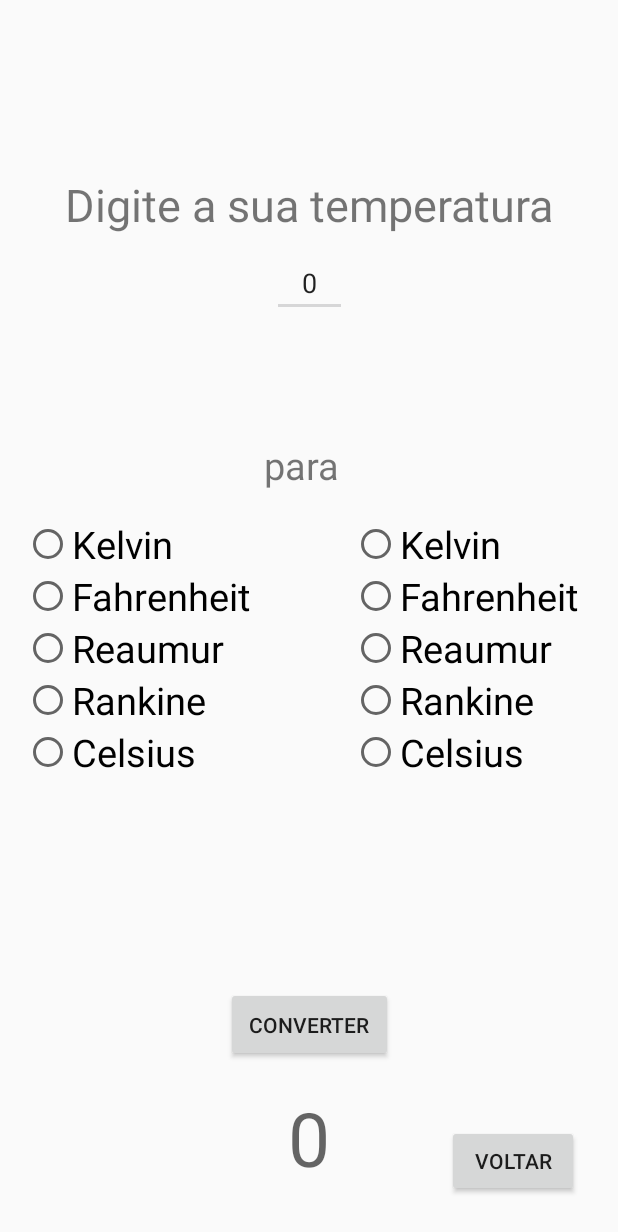
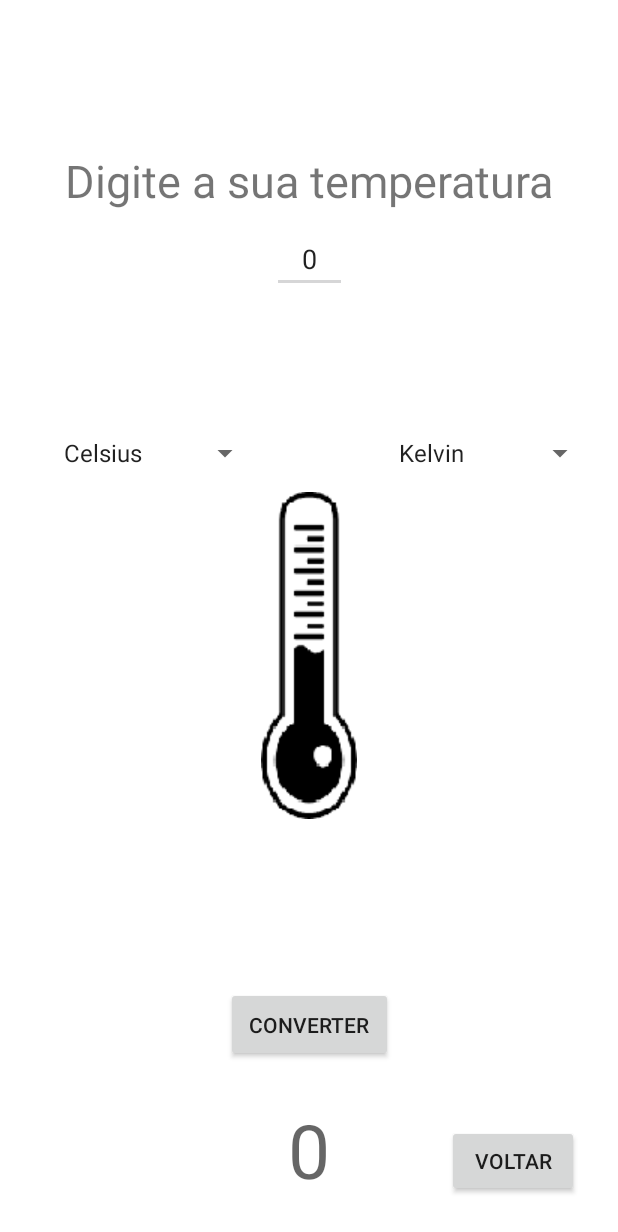
Before and after one commit to HenriqueFQuick/Projeto-AndroidStudio----Conversao, an Android app: the Temperatura screen opened directly, with no data from a screen before it, on a phone screen of 412 x 824 dp. Shown: the top 1232 px of the screen. Run offline under Robolectric (Android 15) with nearby library versions, the phone set to English and light mode, and no system bars; Roboto replaces fonts that are not available here.

Commit message:
Troca de RadioGroup para Spinner na Temperatura e adicionada Imagem na Temperatura

```diff
--- a/app/src/main/res/layout/activity_temperatura.xml
+++ b/app/src/main/res/layout/activity_temperatura.xml
@@ -6,7 +6,7 @@
         android:layout_width="match_parent"
         android:layout_height="match_parent"
         tools:context=".Temperatura"
-        android:layout_margin="16dp">
+        android:background="#FFF">
 
     <TextView android:layout_width="match_parent"
               android:layout_height="wrap_content"
@@ -14,6 +14,8 @@
               app:layout_constraintRight_toRightOf="parent"
               app:layout_constraintTop_toTopOf="parent"
               android:layout_marginTop="100dp"
+              android:layout_marginLeft="16dp"
+              android:layout_marginRight="16dp"
               android:text="Digite a sua temperatura"
               android:textAlignment="center"
               android:textSize="30sp"/>
@@ -29,118 +31,33 @@
               android:textAlignment="center"
               android:inputType="number"/>
 
-    <TextView android:layout_width="wrap_content"
-              android:layout_height="wrap_content"
-              app:layout_constraintTop_toBottomOf="@id/edt_Temperatura"
-              app:layout_constraintBottom_toBottomOf="parent"
-              app:layout_constraintLeft_toRightOf="@id/radioGroup_Temperatura1"
-              app:layout_constraintRight_toLeftOf="@+id/radioGroup_Temperatura2"
-              android:layout_marginBottom="400dp"
-              android:text="para"
-              android:textSize="25sp"/>
+    <Spinner android:id="@+id/spinner_Temperatura1"
+             app:layout_constraintTop_toTopOf="parent"
+             app:layout_constraintRight_toLeftOf="@id/termometro"
+             android:layout_marginTop="290dp"
+             android:layout_width="wrap_content"
+             android:layout_height="wrap_content"/>
 
-    <RadioGroup
-            android:layout_width="wrap_content"
-            android:layout_height="wrap_content"
-            app:layout_constraintEnd_toEndOf="parent"
-            app:layout_constraintTop_toTopOf="parent"
-            app:layout_constraintBottom_toBottomOf="parent"
-            android:layout_marginRight="10dp"
-            android:layout_marginTop="40dp"
-            android:id="@+id/radioGroup_Temperatura2">
+    <Spinner android:id="@+id/spinner_Temperatura2"
+             app:layout_constraintTop_toTopOf="parent"
+             app:layout_constraintLeft_toRightOf="@id/termometro"
+             android:layout_marginLeft="20dp"
+             android:layout_marginTop="290dp"
+             android:layout_width="wrap_content"
+             android:layout_height="wrap_content"/>
 
+    <ImageView android:id="@+id/termometro"
+               android:layout_width="wrap_content"
+               android:layout_height="wrap_content"
+               app:layout_constraintLeft_toLeftOf="parent"
+               app:layout_constraintRight_toRightOf="parent"
+               app:layout_constraintBottom_toBottomOf="parent"
+               app:layout_constraintTop_toTopOf="parent"
+               android:layout_marginTop="50dp"
+               android:layout_marginLeft="16dp"
+               android:layout_marginRight="16dp"
+               android:src="@drawable/termometro"/>
 
-        <RadioButton android:layout_width="wrap_content"
-                     android:layout_height="wrap_content"
-                     android:checked="false"
-                     android:id="@+id/op_Kelvin2"
-                     android:text="Kelvin"
-                     android:textSize="25sp"/>
-
-
-        <RadioButton android:layout_width="wrap_content"
-                     android:layout_height="wrap_content"
-                     android:checked="false"
-                     android:id="@+id/op_Fahrenheit2"
-                     android:text="Fahrenheit"
-                     android:textSize="25sp"/>
-
-
-        <RadioButton android:layout_width="wrap_content"
-                     android:layout_height="wrap_content"
-                     android:checked="false"
-                     android:id="@+id/op_Reaumur2"
-                     android:text="Reaumur"
-                     android:textSize="25dp"/>
-
-
-        <RadioButton android:layout_width="wrap_content"
-                     android:layout_height="wrap_content"
-                     android:checked="false"
-                     android:id="@+id/op_Rankine2"
-                     android:text="Rankine"
-                     android:textSize="25sp"/>
-
-        <RadioButton android:layout_width="wrap_content"
-                     android:layout_height="wrap_content"
-                     android:checked="false"
-                     android:id="@+id/op_Celsius2"
-                     android:text="Celsius"
-                     android:textSize="25sp"/>
-
-
-    </RadioGroup>
-
-    <RadioGroup
-            android:layout_width="wrap_content"
-            android:layout_height="wrap_content"
-            app:layout_constraintStart_toStartOf="parent"
-            app:layout_constraintTop_toTopOf="parent"
-            app:layout_constraintBottom_toBottomOf="parent"
-            android:layout_marginRight="10dp"
-            android:layout_marginTop="40dp"
-            android:id="@+id/radioGroup_Temperatura1">
-
-
-        <RadioButton android:layout_width="wrap_content"
-                     android:layout_height="wrap_content"
-                     android:checked="false"
-                     android:id="@+id/op_Kelvin1"
-                     android:text="Kelvin"
-                     android:textSize="25sp"/>
-
-
-        <RadioButton android:layout_width="wrap_content"
-                     android:layout_height="wrap_content"
-                     android:checked="false"
-                     android:id="@+id/op_Fahrenheit1"
-                     android:text="Fahrenheit"
-                     android:textSize="25sp"/>
-
-
-        <RadioButton android:layout_width="wrap_content"
-                     android:layout_height="wrap_content"
-                     android:checked="false"
-                     android:id="@+id/op_Reaumur1"
-                     android:text="Reaumur"
-                     android:textSize="25dp"/>
-
-        <RadioButton android:layout_width="wrap_content"
-                     android:layout_height="wrap_content"
-                     android:checked="false"
-                     android:id="@+id/op_Rankine1"
-                     android:text="Rankine"
-                     android:textSize="25sp"/>
-
-        <RadioButton android:layout_width="wrap_content"
-                     android:layout_height="wrap_content"
-                     android:checked="false"
-                     android:id="@+id/op_Celsius1"
-                     android:text="Celsius"
-                     android:textSize="25sp"/>
-
-
-    </RadioGroup>
 
     <Button android:id="@+id/btn_Converter_Temperatura"
             android:layout_width="wrap_content"
@@ -150,7 +67,7 @@
             app:layout_constraintBottom_toBottomOf="parent"
             android:text="Converter"
             android:padding="15dp"
-            android:layout_marginBottom="100dp"/>
+            android:layout_marginBottom="116dp"/>
 
     <TextView android:id="@+id/txt_Resultado_Temperatura"
               android:layout_width="wrap_content"
@@ -168,7 +85,7 @@
             android:layout_height="wrap_content"
             app:layout_constraintRight_toRightOf="parent"
             app:layout_constraintBottom_toBottomOf="parent"
-            android:layout_marginBottom="10dp"
-            android:layout_marginRight="10dp"
+            android:layout_marginBottom="26dp"
+            android:layout_marginRight="26dp"
             android:text="Voltar"/>
 </android.support.constraint.ConstraintLayout>
--- a/app/src/main/res/values/strings.xml
+++ b/app/src/main/res/values/strings.xml
@@ -8,6 +8,8 @@
         <item>Foot</item>
         <item>Cm</item>
     </string-array>
+
+
     <string-array name="opcoes_Peso1">
         <item>Kg</item>
         <item>Lbs</item>
@@ -18,4 +20,19 @@
         <item>Kg</item>
         <item>Kin</item>
     </string-array>
+
+    <string-array name="opcoes_Temperatura1">
+        <item>Celsius</item>
+        <item>Kelvin</item>
+        <item>Fahrenheit</item>
+        <item>Reaumur</item>
+        <item>Rankine</item>
+    </string-array>
+    <string-array name="opcoes_Temperatura2">
+        <item>Kelvin</item>
+        <item>Celsius</item>
+        <item>Fahrenheit</item>
+        <item>Reaumur</item>
+        <item>Rankine</item>
+    </string-array>
 </resources>
```
Also changed, not shown: app/src/main/java/com/example/conversao_temperaturas/Temperatura.kt (+63 -74 lines), app/src/main/res/drawable/termometro.png.
